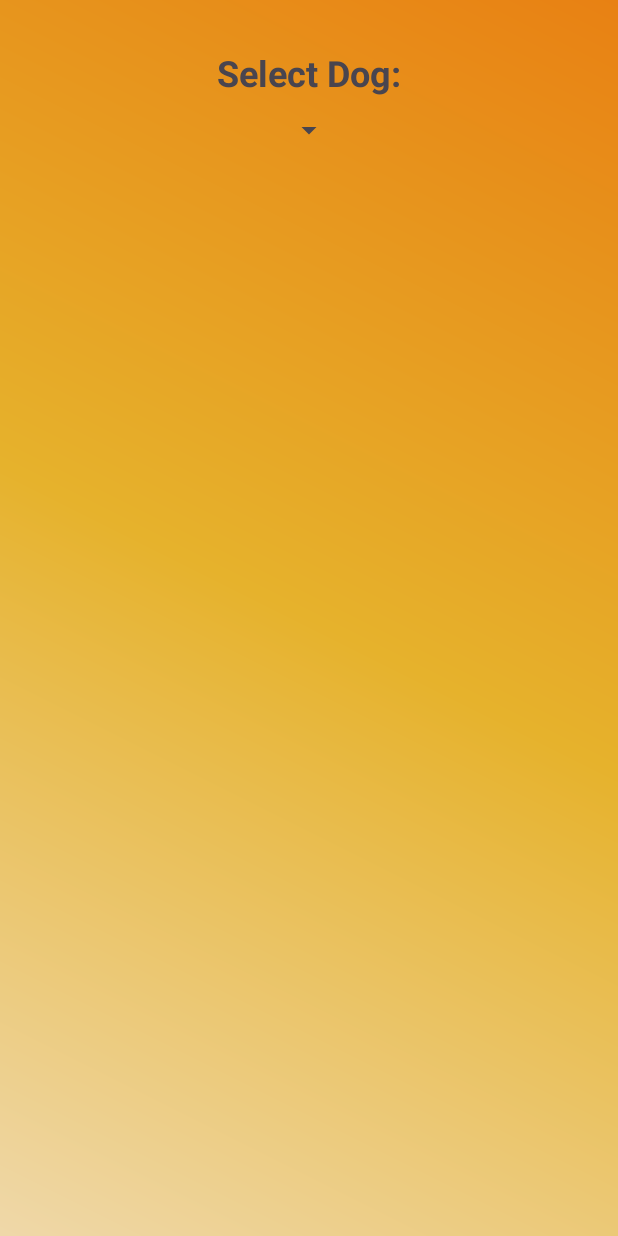
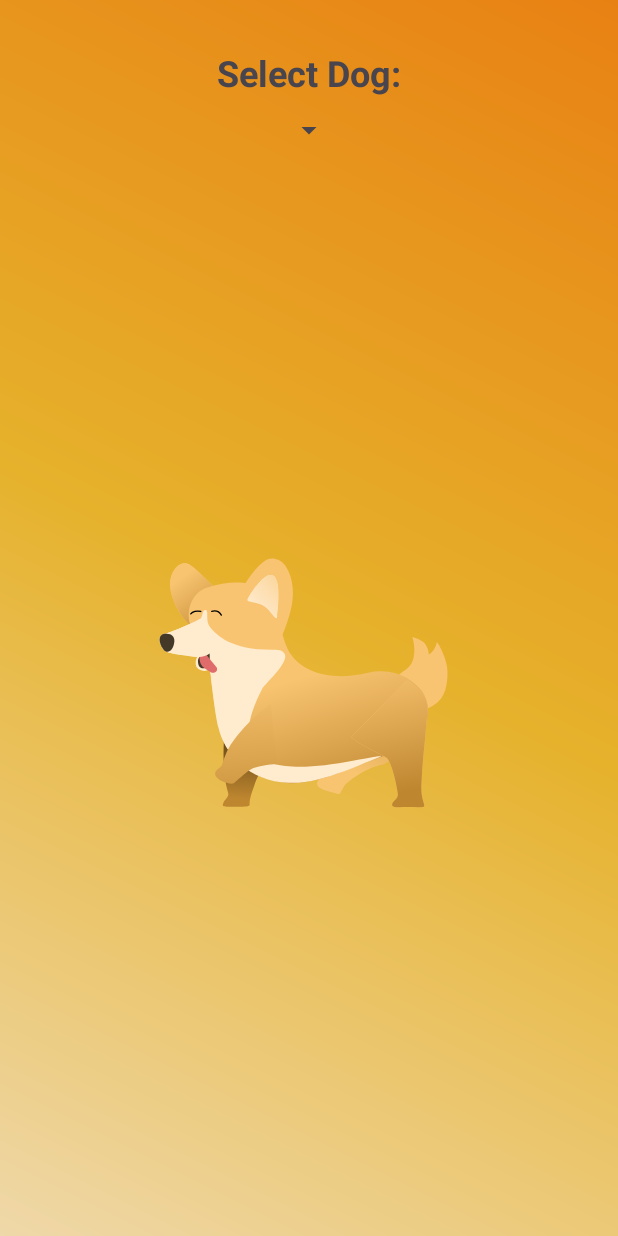
Before and after one commit to furkanreyhan/SimpleDogApp, an Android app: the layout fragment_httpdog.xml on its own in the app's theme, with its tools: preview values and no code run, on a phone screen of 412 x 824 dp. Run offline under Robolectric (Android 15) with nearby library versions, the phone set to English and light mode, and no system bars.

Commit message:
Added lottie animation

```diff
--- a/app/src/main/res/layout/fragment_httpdog.xml
+++ b/app/src/main/res/layout/fragment_httpdog.xml
@@ -31,6 +31,19 @@
         app:layout_constraintStart_toStartOf="parent"
         app:layout_constraintEnd_toEndOf="parent" />
 
+    <com.airbnb.lottie.LottieAnimationView
+        android:id="@+id/ltAnimation"
+        android:layout_width="wrap_content"
+        android:layout_height="wrap_content"
+        app:lottie_rawRes="@raw/animation_lmdg6v3i"
+        app:lottie_autoPlay="true"
+        app:lottie_loop="true"
+        app:layout_constraintTop_toBottomOf="@id/spinner"
+        app:layout_constraintBottom_toBottomOf="parent"
+        app:layout_constraintStart_toStartOf="parent"
+        app:layout_constraintEnd_toEndOf="parent"
+        />
+
 
     <ImageView
         android:id="@+id/ivDog"
--- a/app/src/main/res/layout/fragment_randomdog.xml
+++ b/app/src/main/res/layout/fragment_randomdog.xml
@@ -8,7 +8,7 @@
     android:background="@drawable/background">
 
     <com.airbnb.lottie.LottieAnimationView
-        android:id="@+id/animation"
+        android:id="@+id/ltAnimation"
         android:layout_width="wrap_content"
         android:layout_height="wrap_content"
         app:lottie_rawRes="@raw/animation_lmdg6v3i"
```
Also changed, not shown: app/src/main/java/com/furkanreyhan/dogapp/HttpDogFragment.kt (+28 -4 lines), app/src/main/java/com/furkanreyhan/dogapp/RandomDogFragment.kt (+17 -0 lines), app/src/main/res/values/strings.xml (+19 -0 lines).
